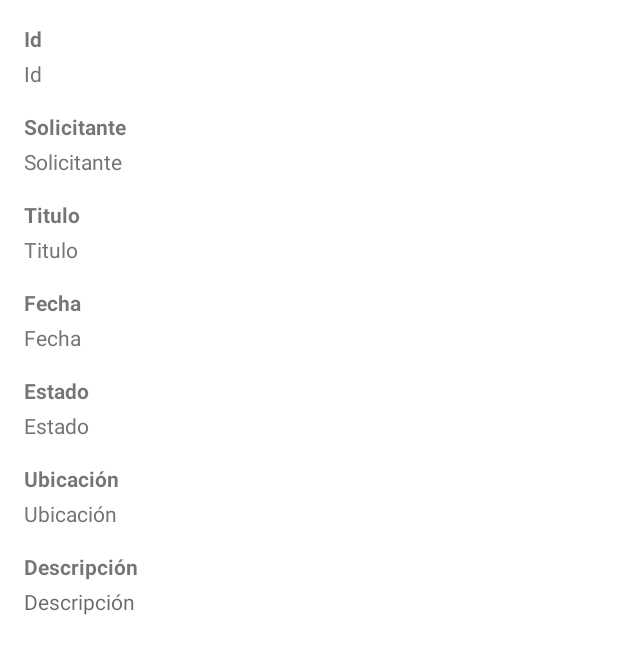
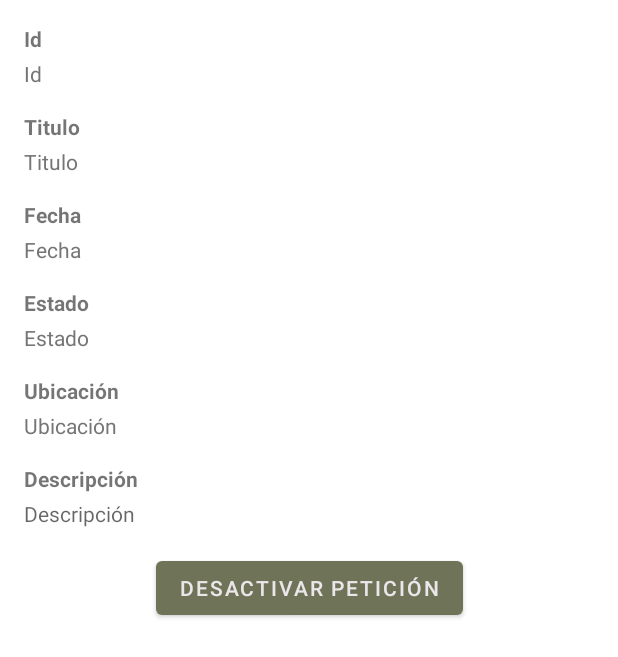
Before and after one commit to Ivan-Montes/IvanMontes_PFC, an Android app: the layout dialog_detailrequest.xml on its own in the app's theme, with its tools: preview values and no code run, on a phone screen of 412 x 824 dp. Shown: the top 657 px of the screen. Run offline under Robolectric (Android 15) with nearby library versions, the phone set to English and light mode, and no system bars.

Commit message:
Add enabled/disabled request

```diff
--- a/app/src/main/java/com/pfc/db/DbLittleHelper.java
+++ b/app/src/main/java/com/pfc/db/DbLittleHelper.java
@@ -1,6 +1,7 @@
 package com.pfc.db;
 
 import android.net.Uri;
+import android.widget.TextView;
 
 import com.google.firebase.auth.FirebaseUser;
 import com.pfc.support.FirestoreCallbackBool;
@@ -21,5 +22,6 @@ public interface DbLittleHelper {
      void getCollection(String collection, FirestoreCallbackListCollection callback);
      void getCollectionWarn(String collection, FirestoreCallbackListCollection callback);
      void addRequest(Map<String, Object> mapNewRequest, FirestoreCallbackBool callback);
+     void changeRequestStatus(String tvIdDoc, Boolean status, FirestoreCallbackBool callback);
 
 }
--- a/app/src/main/res/layout/dialog_detailrequest.xml
+++ b/app/src/main/res/layout/dialog_detailrequest.xml
@@ -55,29 +55,6 @@
         app:layout_constraintTop_toBottomOf="@+id/tvDetailTitleTag" />
 
     <TextView
-        android:id="@+id/tvDetailRequestor"
-        android:layout_width="wrap_content"
-        android:layout_height="wrap_content"
-        android:layout_marginStart="16dp"
-        android:layout_marginTop="4dp"
-        android:autofillHints="@string/requestor_txt"
-        android:hint="@string/requestor"
-        android:textColorHint="#757575"
-        app:layout_constraintStart_toStartOf="parent"
-        app:layout_constraintTop_toBottomOf="@+id/tvDetailRequestorTag" />
-
-    <TextView
-        android:id="@+id/tvDetailRequestorTag"
-        android:layout_width="wrap_content"
-        android:layout_height="wrap_content"
-        android:layout_marginStart="16dp"
-        android:layout_marginTop="16dp"
-        android:text="@string/requestor"
-        android:textStyle="bold"
-        app:layout_constraintStart_toStartOf="parent"
-        app:layout_constraintTop_toBottomOf="@+id/tvIdDoc" />
-
-    <TextView
         android:id="@+id/tvDetailTitleTag"
         android:layout_width="wrap_content"
         android:layout_height="wrap_content"
@@ -86,7 +63,7 @@
         android:text="@string/title"
         android:textStyle="bold"
         app:layout_constraintStart_toStartOf="parent"
-        app:layout_constraintTop_toBottomOf="@+id/tvDetailRequestor" />
+        app:layout_constraintTop_toBottomOf="@+id/tvIdDoc" />
 
     <TextView
         android:id="@+id/tvDetailCreationDateTag"
@@ -172,4 +149,14 @@
         android:textColorHint="#757575"
         app:layout_constraintStart_toStartOf="parent"
         app:layout_constraintTop_toBottomOf="@+id/tvIdDocTag" />
+
+    <Button
+        android:id="@+id/btSetStatusR"
+        android:layout_width="wrap_content"
+        android:layout_height="wrap_content"
+        android:layout_marginTop="16dp"
+        android:text="@string/desactivarp"
+        app:layout_constraintEnd_toEndOf="parent"
+        app:layout_constraintStart_toStartOf="parent"
+        app:layout_constraintTop_toBottomOf="@+id/tvDetailDescription" />
 </androidx.constraintlayout.widget.ConstraintLayout>
--- a/app/src/main/res/layout/req_line.xml
+++ b/app/src/main/res/layout/req_line.xml
@@ -62,7 +62,7 @@
                 android:id="@+id/tvReqStatus"
                 android:layout_width="wrap_content"
                 android:layout_height="wrap_content"
-                android:layout_marginStart="25dp"
+                android:layout_marginStart="16dp"
                 android:layout_marginTop="8dp"
                 app:layout_constraintStart_toEndOf="@+id/tvReqStatusLabel"
                 app:layout_constraintTop_toBottomOf="@+id/tvReqTitle" />
--- a/app/src/main/res/values/strings.xml
+++ b/app/src/main/res/values/strings.xml
@@ -95,4 +95,6 @@
     <string name="descrip_tag">Etiqueta de campo descripción</string>
     <string name="id" translatable="false">Id</string>
     <string name="pickphoto_txt">Boton para tomar una foto de avatar</string>
+    <string name="activarp">Activar Petición</string>
+    <string name="desactivarp">Desactivar Petición</string>
 </resources>
```
Also changed, not shown: app/src/main/java/com/pfc/activities/MapActivity.java (+5 -5 lines), app/src/main/java/com/pfc/activities/RequestActivity.java (+8 -0 lines), app/src/main/java/com/pfc/adapters/ReqAdapter.java (+6 -5 lines), app/src/main/java/com/pfc/db/FireDbLittleHelper.java (+13 -11 lines), app/src/main/java/com/pfc/ui/requestfrag/DetailRequestFragment.java (+26 -2 lines), 1 other file.
